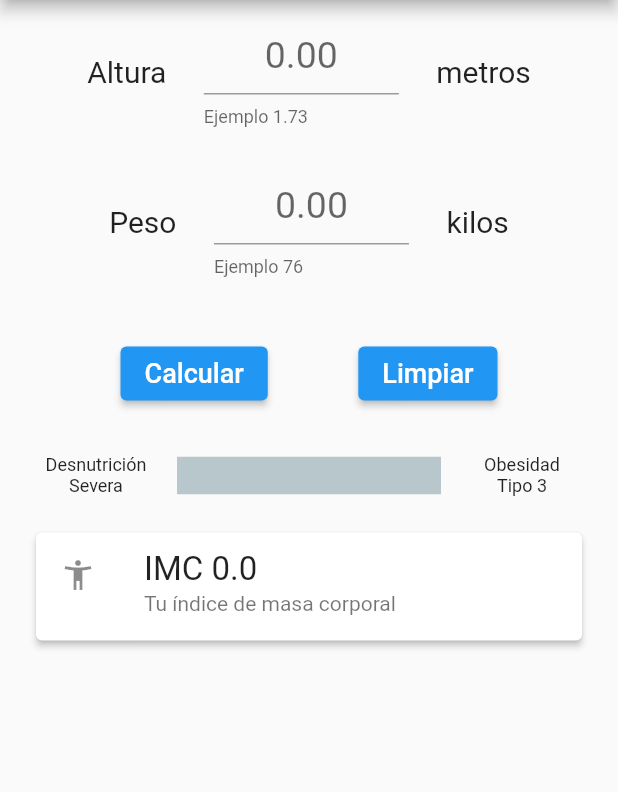
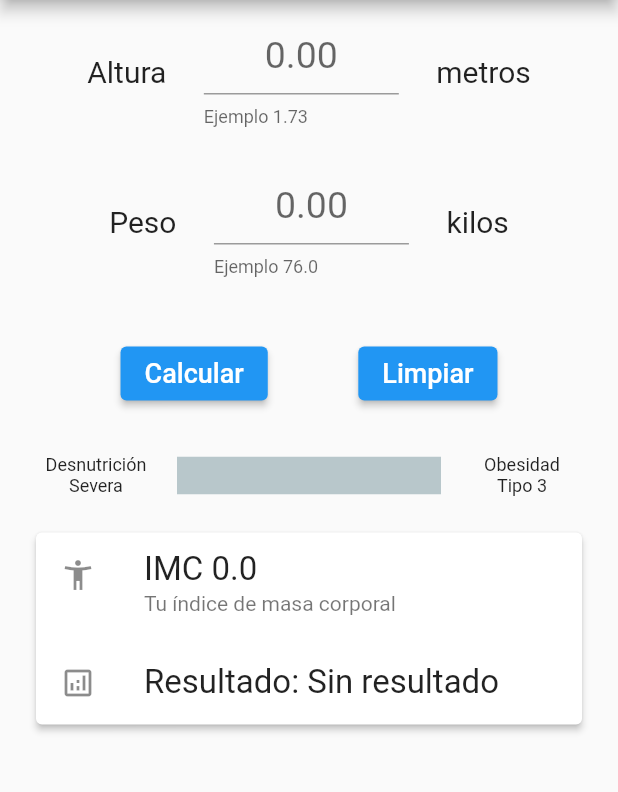
Before and after one commit to 0M1N1D0/calculadoraIMC, a Flutter app: the screen it shows after launch, on a phone screen of 412 x 824 dp, the part 84-876 px from its top. Run offline on Flutter 3.47's test engine with Material 2 defaults, Android fonts, the phone set to English and light mode, and no system bars; drawn by our look-alikes of percent_indicator.

Commit message:
v.0.5.8
Se agrega el resultado a la Card y se crea la variable resultado, la cual se pasa por constructores entre widgets para mostrar el resultado. El Container principal se envuelve en un ListView.

```diff
--- a/calculadora_imc/lib/src/pages/my_home_page.dart
+++ b/calculadora_imc/lib/src/pages/my_home_page.dart
@@ -39,7 +39,12 @@ class _HomePageState extends State<HomePage> {
       para crear un margen inicial y los elementos no se pongan hasta
       los extremos de la pantalla.
       */
-      body: Container(
+      /*
+        Todo se metió dentro de un ListView porque a la hora de sacar
+        el teclado y este tocaba el Card, aparecía un error de espacio.
+      */
+      body: ListView(children: [
+        Container(
           margin: const EdgeInsets.symmetric(
             vertical: 10.0,
             horizontal: 20.0,
@@ -48,27 +53,28 @@ class _HomePageState extends State<HomePage> {
           child: Column(
             // mainAxisAlignment: MainAxisAlignment.center,
             // crossAxisAlignment: CrossAxisAlignment.center,
-          children: const [
-            MyRowAltura(),
-            SizedBox(
+            children: [
+              const MyRowAltura(),
+              const SizedBox(
                 height: 25.0,
               ),
-            MyRowPeso(),
-            SizedBox(
+              const MyRowPeso(),
+              const SizedBox(
                 height: 40.0,
               ),
-            MyRowBotones(),
-            SizedBox(
+              MyRowBotones(resultado),
+              const SizedBox(
                 height: 30.0,
               ),
-            MyLinearPercentIndicator(),
-            SizedBox(
+              const MyLinearPercentIndicator(),
+              const SizedBox(
                 height: 20.0,
               ),
-            CardResults(),
+              CardResults(resultado),
             ],
           ), // columna principal
         ),
+      ]),
     );
   }
 }
--- a/calculadora_imc/lib/src/widgets/card_result.dart
+++ b/calculadora_imc/lib/src/widgets/card_result.dart
@@ -1,12 +1,13 @@
+// import 'package:calculadora_imc/src/pages/my_home_page.dart';
 import 'package:flutter/material.dart';
 import 'package:calculadora_imc/src/providers/actualiza_imc.dart';
+import 'package:calculadora_imc/src/pages/my_home_page.dart';
 
 //import 'package:calculadora_imc/src/pages/my_home_page.dart';
 import 'package:provider/provider.dart';
 
 class CardResults extends StatefulWidget {
-  const CardResults({Key? key}) : super(key: key);
-
+  const CardResults(String resultado, {Key? key}) : super(key: key);
   @override
   _CardResultsState createState() => _CardResultsState();
 }
@@ -30,6 +31,16 @@ class _CardResultsState extends State<CardResults> {
             ),
             subtitle: const Text('Tu índice de masa corporal'),
           ),
+          ListTile(
+            leading: const Icon(Icons.analytics_outlined),
+            title: Text(
+              'Resultado: $resultado',
+              textAlign: TextAlign.start,
+              style: const TextStyle(fontSize: 22.0),
+            ),
+            //subtitle: const Text('Tu índice de masa corporal'),
+            minVerticalPadding: 10.0,
+          ),
           Table(),
         ],
       ),
--- a/calculadora_imc/lib/src/widgets/row_botones.dart
+++ b/calculadora_imc/lib/src/widgets/row_botones.dart
@@ -8,7 +8,7 @@ import 'package:calculadora_imc/src/classes/imc.dart';
 import 'package:calculadora_imc/src/providers/actualiza_imc.dart';
 
 class MyRowBotones extends StatefulWidget {
-  const MyRowBotones({Key? key}) : super(key: key);
+  const MyRowBotones(String resultado, {Key? key}) : super(key: key);
 
   @override
   _MyRowBotonesState createState() => _MyRowBotonesState();
@@ -27,7 +27,7 @@ class _MyRowBotonesState extends State<MyRowBotones> {
           la instancia provider se pasa como argumento
           al método del boton que hace el cálculo
         */
-        _buttonCalcular(imcProv),
+        _buttonCalcular(imcProv, resultado),
         _buttonLimpiar(),
       ],
     );
@@ -53,7 +53,7 @@ class _MyRowBotonesState extends State<MyRowBotones> {
   // METODO BOTON CALCULAR
   // ***********************************
 
-  ElevatedButton _buttonCalcular(ActualizaIMC imcProv) {
+  ElevatedButton _buttonCalcular(ActualizaIMC imcProv, String resultado) {
     return ElevatedButton(
       //style: ButtonStyle(shape: BorderRadius.circular(5)),
       onPressed: () {
@@ -65,6 +65,7 @@ class _MyRowBotonesState extends State<MyRowBotones> {
           imc = double.parse(objIMC.calculoIMCtoString());
           //print(imc );
           imcProv.imcProviderSet = imc;
+          resultado = _obtenerResultado(imc);
         });
       },
       child: const Text(
@@ -73,4 +74,36 @@ class _MyRowBotonesState extends State<MyRowBotones> {
       ),
     );
   }
+
+  String _obtenerResultado(double imc) {
+    if (imc <= 16 && imc >= 0.1) {
+      // desnutricion severa
+      return resultado = 'Desnutrición severa';
+    } else if (imc >= 40) {
+      // obesidad III
+      return resultado = 'Obesidad tipo 3';
+    } else if (imc >= 16.1 && imc <= 18.4) {
+      // desnutricion moderada
+      return resultado = 'Desnutrición moderada';
+    } else if (imc >= 18.5 && imc <= 22) {
+      // bajo peso
+      return resultado = 'Bajo peso';
+    } else if (imc >= 22.1 && imc <= 24.9) {
+      // peso normal
+      return resultado = 'Peso normal';
+    } else if (imc >= 25 && imc <= 29.9) {
+      // sobrepeso
+
+      return resultado = 'Sobrepeso';
+    } else if (imc >= 30 && imc <= 34.9) {
+      // obesidad !
+
+      return resultado = 'Obesidad';
+    } else if (imc != 0) {
+      // obesidad II
+
+      return resultado = 'Obesidad tipo 2';
+    }
+    return 'Sin respuesta';
+  }
 }
--- a/calculadora_imc/lib/src/widgets/row_peso.dart
+++ b/calculadora_imc/lib/src/widgets/row_peso.dart
@@ -39,7 +39,7 @@ class _MyRowPesoState extends State<MyRowPeso> {
                 textAlign: TextAlign.center,
                 decoration: const InputDecoration(
                   hintText: '0.00',
-                  helperText: 'Ejemplo 76',
+                  helperText: 'Ejemplo 76.0',
                 ),
                 onChanged: (String valor) {
                   peso = double.parse(valor);
```
Also changed, not shown: calculadora_imc/lib/src/widgets/linear_indicator.dart (+8 -0 lines). Lines whose indentation alone changed are shown as unchanged.
